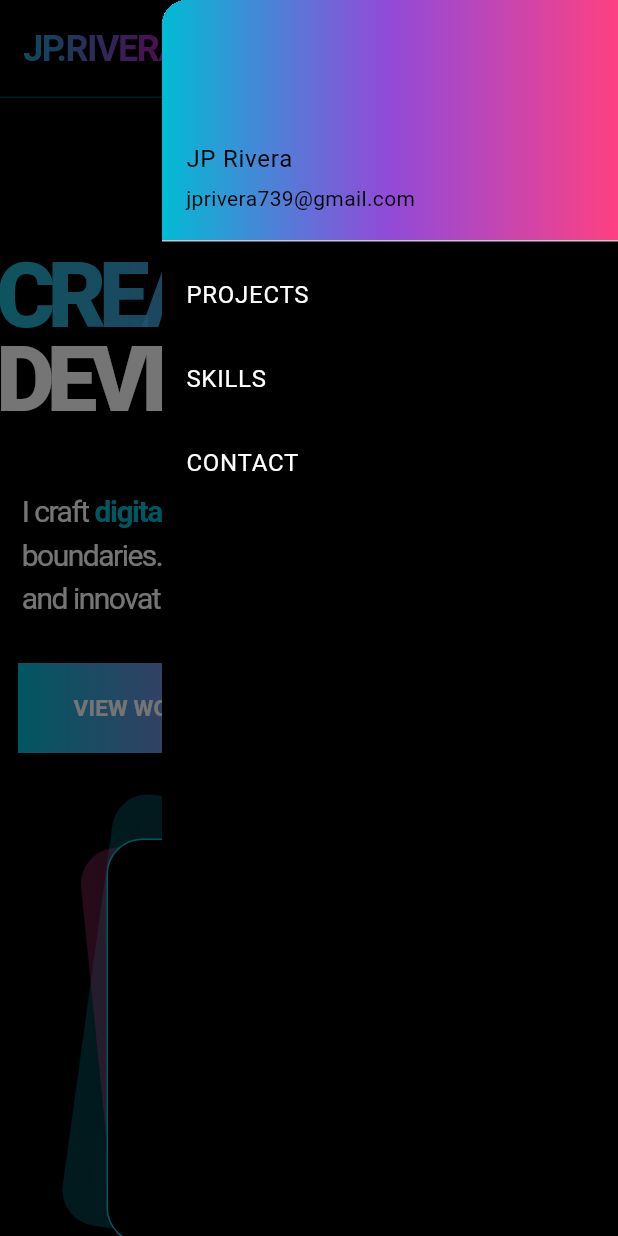
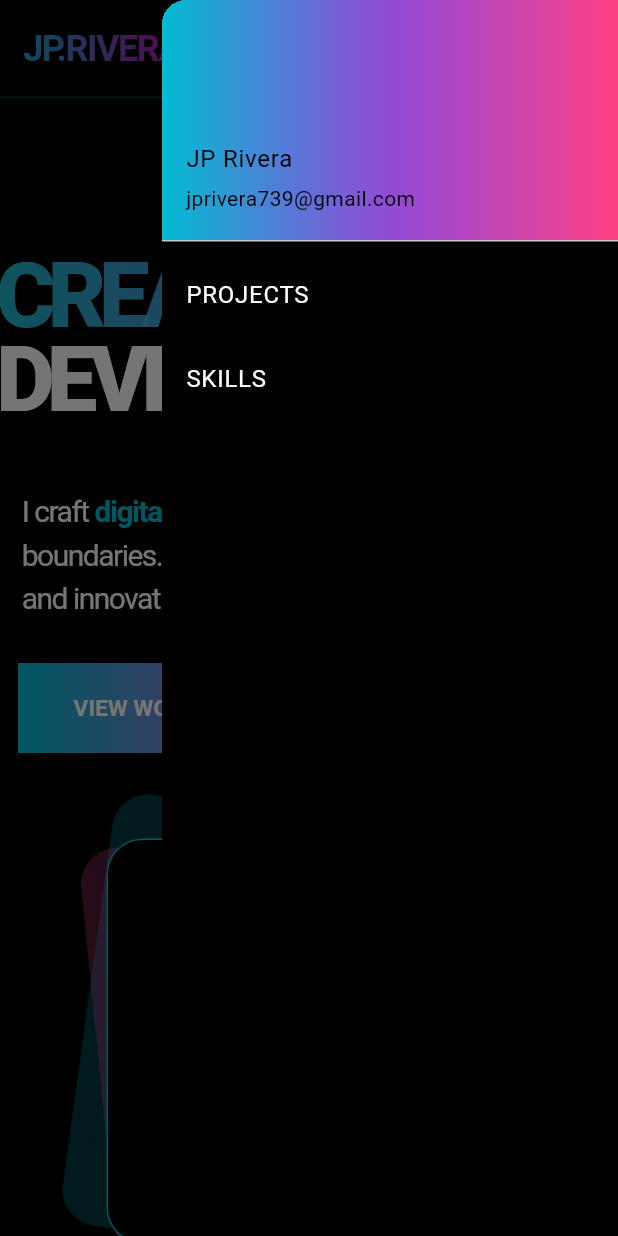
Before and after one commit to Jp-Rivera/portfolio, a Flutter app: the screen it shows after launch, in the side drawer, after a tap on "PROJECTS", on a phone screen of 412 x 824 dp. Run offline on Flutter 3.47's test engine with Material 3 defaults, Android fonts, the phone set to English and light mode, and no system bars; drawn by our look-alikes of scrollable_positioned_list; Roboto replaces fonts that are missing (Gotham, sageobold, segoe); project files that could hold a hidden picture were left out.

```diff
--- a/lib/main.dart
+++ b/lib/main.dart
@@ -5,11 +5,13 @@ import './projects.dart';
 import './experience.dart';
 
 void main() {
-  runApp(const MyApp());
+  runApp(MyApp());
 }
 
 class MyApp extends StatelessWidget {
-  const MyApp({super.key});
+  MyApp({super.key});
+
+  final ItemScrollController _scrollController = ItemScrollController();
 
   // This widget is the root of your application.
   @override
@@ -77,8 +79,10 @@ class MyApp extends StatelessWidget {
                   style: TextStyle(color: Colors.white),
                 ),
                 onTap: () {
-                  // Update the state of the app.
-                  // ...
+                  _scrollController.scrollTo(
+                    index: 1,
+                    duration: Duration(milliseconds: 300),
+                  );
                 },
               ),
               ListTile(
@@ -87,24 +91,23 @@ class MyApp extends StatelessWidget {
                   style: TextStyle(color: Colors.white),
                 ),
                 onTap: () {
-                  // Update the state of the app.
-                  // ...
-                },
-              ),
-              ListTile(
-                title: const Text(
-                  'CONTACT',
-                  style: TextStyle(color: Colors.white),
-                ),
-                onTap: () {
-                  // Update the state of the app.
-                  // ...
+                  _scrollController.scrollTo(
+                    index: 2,
+                    duration: Duration(milliseconds: 300),
+                  );
                 },
               ),
             ],
           ),
         ),
-        body: ListView(children: [Landing(), Projects(), Experience()]),
+        //body: ListView(children: [Landing(), Projects(), Experience(),]),
+        body: ScrollablePositionedList.builder(
+          itemScrollController: _scrollController,
+          itemCount: 3,
+          itemBuilder: (context, index) {
+            return [Landing(), Projects(), Experience()][index];
+          },
+        ),
       ),
     );
   }
```
